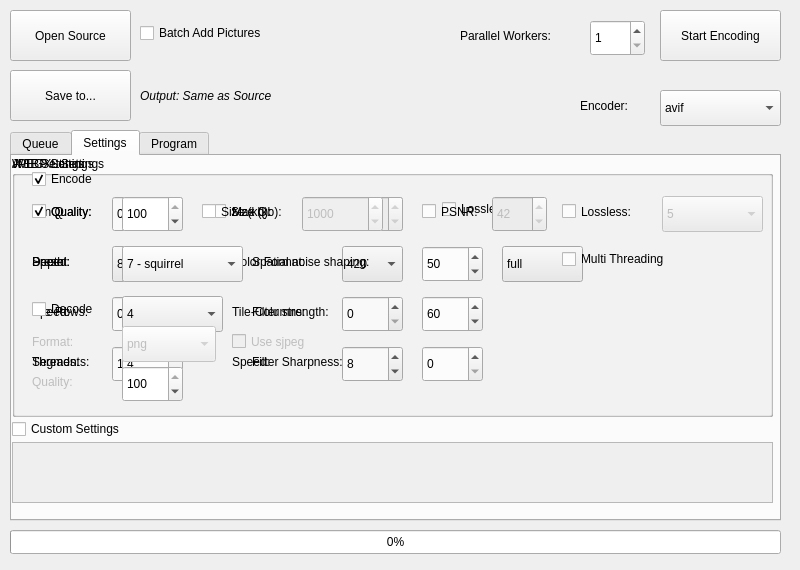
Before: the Qt Designer form MegaPixel-Qt/form.ui in Alkl58/MegaPixel-Qt, drawn with Qt 5.
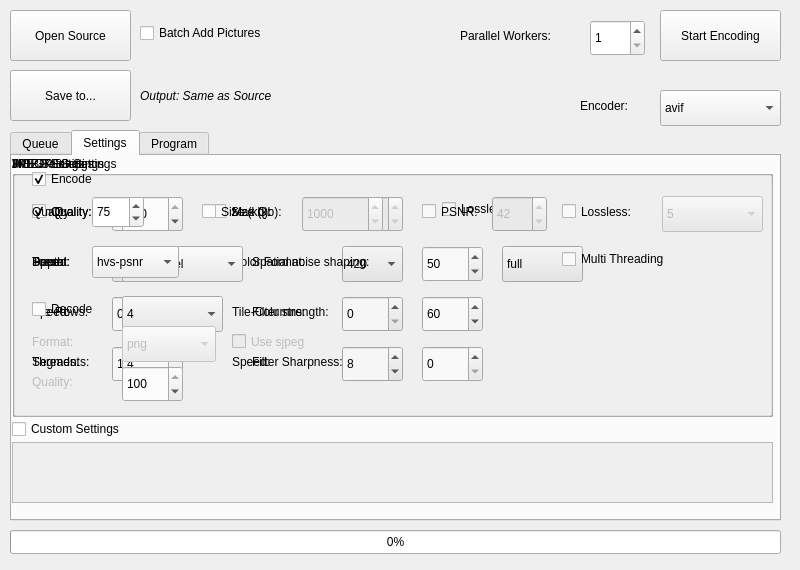
After: the same form once the commit is applied. The open tabs and pages were chosen to show the change. Icons and pictures are not drawn.

What changed in the file:
```diff
--- a/MegaPixel-Qt/form.ui
+++ b/MegaPixel-Qt/form.ui
@@ -1225,6 +1225,100 @@
       </property>
      </widget>
     </widget>
+    <widget class="QGroupBox" name="groupBoxMozjpeg">
+     <property name="geometry">
+      <rect>
+       <x>0</x>
+       <y>0</y>
+       <width>761</width>
+       <height>261</height>
+      </rect>
+     </property>
+     <property name="toolTip">
+      <string>Tune trellis optimization - Default: PSNR-HVS</string>
+     </property>
+     <property name="title">
+      <string>MOZJPEG Settings</string>
+     </property>
+     <widget class="QLabel" name="label_5">
+      <property name="geometry">
+       <rect>
+        <x>20</x>
+        <y>40</y>
+        <width>58</width>
+        <height>31</height>
+       </rect>
+      </property>
+      <property name="text">
+       <string>Quality:</string>
+      </property>
+     </widget>
+     <widget class="QSpinBox" name="spinBoxMozjpegQ">
+      <property name="geometry">
+       <rect>
+        <x>80</x>
+        <y>40</y>
+        <width>52</width>
+        <height>32</height>
+       </rect>
+      </property>
+      <property name="toolTip">
+       <string>Compression quality (0..100; 5-95 is most useful range, default is 75)</string>
+      </property>
+      <property name="maximum">
+       <number>100</number>
+      </property>
+      <property name="value">
+       <number>75</number>
+      </property>
+     </widget>
+     <widget class="QLabel" name="label_6">
+      <property name="geometry">
+       <rect>
+        <x>20</x>
+        <y>90</y>
+        <width>58</width>
+        <height>31</height>
+       </rect>
+      </property>
+      <property name="text">
+       <string>Tune:</string>
+      </property>
+     </widget>
+     <widget class="QComboBox" name="comboBoxMozjpegTune">
+      <property name="geometry">
+       <rect>
+        <x>80</x>
+        <y>90</y>
+        <width>87</width>
+        <height>32</height>
+       </rect>
+      </property>
+      <property name="currentIndex">
+       <number>1</number>
+      </property>
+      <item>
+       <property name="text">
+        <string>psnr</string>
+       </property>
+      </item>
+      <item>
+       <property name="text">
+        <string>hvs-psnr</string>
+       </property>
+      </item>
+      <item>
+       <property name="text">
+        <string>ssim</string>
+       </property>
+      </item>
+      <item>
+       <property name="text">
+        <string>ms-ssim</string>
+       </property>
+      </item>
+     </widget>
+    </widget>
    </widget>
    <widget class="QWidget" name="tab_3">
     <attribute name="title">
```
Left out of the diff: 32 changed lines with no effect on the pictures.
